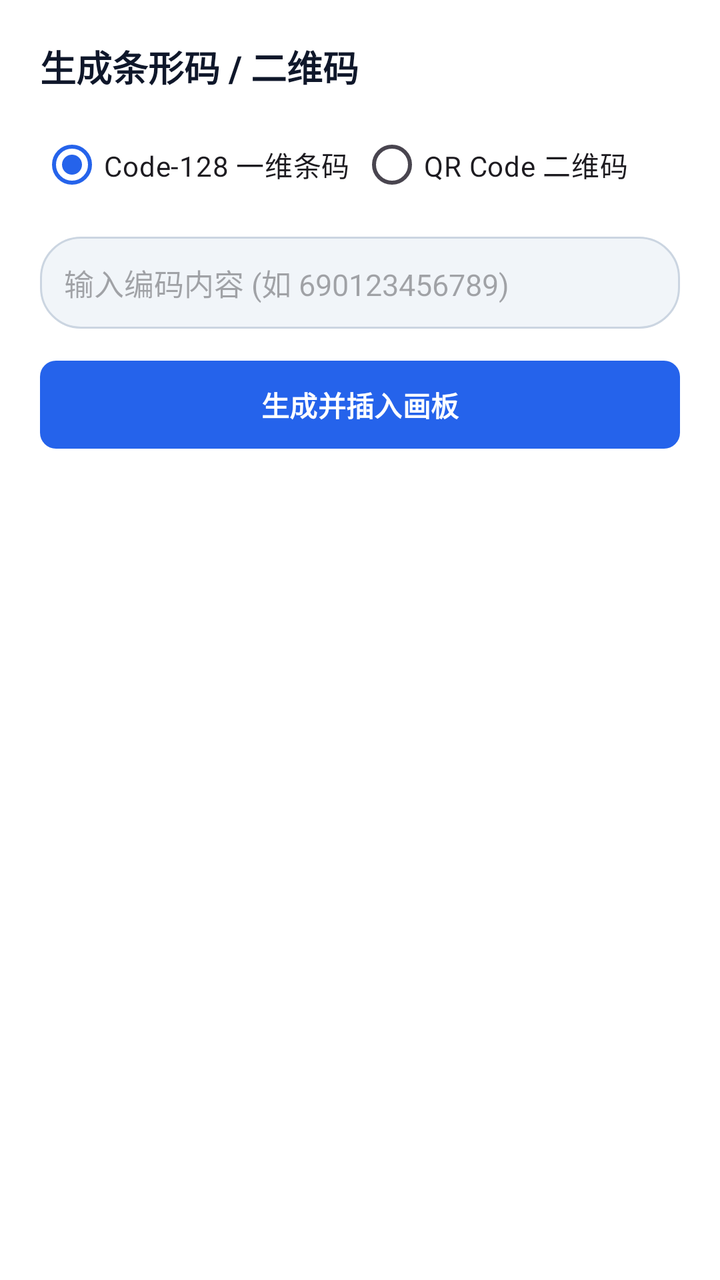
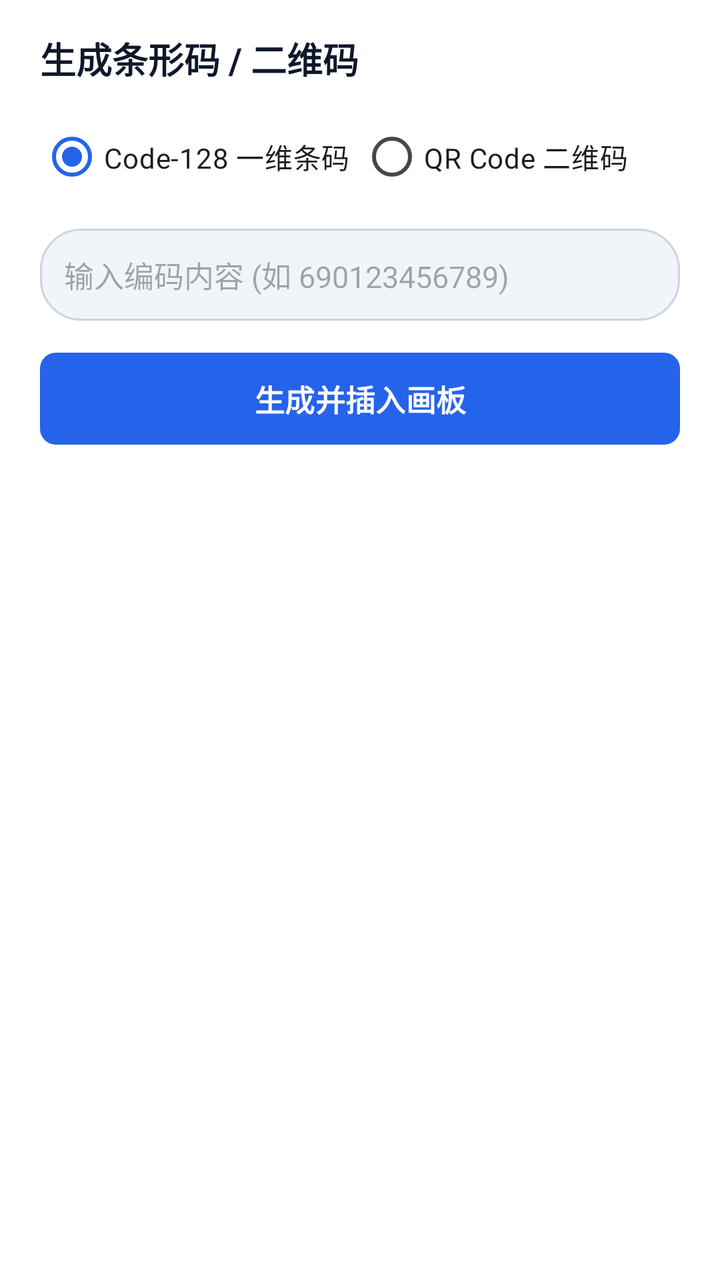

An Android layout rendered at two revisions. The XML below is the earlier revision; the diff shows what the commit changed to produce the second picture.
<!-- AndroidManifest.xml: application theme Theme.DeliPrinter -->
<!-- res/layout/dialog_barcode.xml -->
<?xml version="1.0" encoding="utf-8"?>
<LinearLayout
    xmlns:android="http://schemas.android.com/apk/res/android"
    android:layout_width="match_parent"
    android:layout_height="wrap_content"
    android:background="@color/bg_card"
    android:orientation="vertical"
    android:padding="20dp">

    <TextView
        android:layout_width="wrap_content"
        android:layout_height="wrap_content"
        android:text="生成条形码 / 二维码"
        android:textColor="@color/text_primary"
        android:textSize="18sp"
        android:textStyle="bold" />

    <RadioGroup
        android:id="@+id/rgBarcodeType"
        android:layout_width="match_parent"
        android:layout_height="wrap_content"
        android:layout_marginTop="12dp"
        android:checkedButton="@+id/rbTypeCode128"
        android:orientation="horizontal">

        <RadioButton
            android:id="@+id/rbTypeCode128"
            android:layout_width="0dp"
            android:layout_height="wrap_content"
            android:layout_weight="1"
            android:text="Code-128 一维条码" />

        <RadioButton
            android:id="@+id/rbTypeQr"
            android:layout_width="0dp"
            android:layout_height="wrap_content"
            android:layout_weight="1"
            android:text="QR Code 二维码" />
    </RadioGroup>

    <EditText
        android:id="@+id/etBarcodeContent"
        android:layout_width="match_parent"
        android:layout_height="wrap_content"
        android:layout_marginTop="12dp"
        android:background="@drawable/bg_pill"
        android:hint="输入编码内容 (如 690123456789)"
        android:padding="12dp"
        android:textColor="@color/text_primary"
        android:textSize="15sp" />

    <Button
        android:id="@+id/btnGenerateBarcode"
        android:layout_width="match_parent"
        android:layout_height="44dp"
        android:layout_marginTop="16dp"
        android:background="@drawable/bg_btn_primary"
        android:text="生成并插入画板"
        android:textColor="@color/white"
        android:textSize="14sp"
        android:textStyle="bold" />

</LinearLayout>
<!-- resources referenced by this layout -->
<resources>
  <color name="bg_card">#FFFFFF</color>
  <color name="text_primary">#0F172A</color>
  <color name="white">#FFFFFF</color>
  <!-- drawable bg_btn_primary (drawable) -->
  <?xml version="1.0" encoding="utf-8"?>
  <ripple xmlns:android="http://schemas.android.com/apk/res/android"
      android:color="#40FFFFFF">
      <item>
          <shape android:shape="rectangle">
              <solid android:color="@color/brand_primary" />
              <corners android:radius="8dp" />
          </shape>
      </item>
  </ripple>
  <!-- drawable bg_pill (drawable) -->
  <?xml version="1.0" encoding="utf-8"?>
  <shape xmlns:android="http://schemas.android.com/apk/res/android"
      android:shape="rectangle">
      <solid android:color="@color/bg_subtle" />
      <stroke
          android:width="1dp"
          android:color="@color/border_color" />
      <corners android:radius="20dp" />
      <padding
          android:bottom="4dp"
          android:left="10dp"
          android:right="10dp"
          android:top="4dp" />
  </shape>
  <style name="Theme.DeliPrinter" parent="Theme.Material3.Light.NoActionBar">
          <item name="colorPrimary">@color/brand_primary</item>
          <item name="colorPrimaryVariant">@color/brand_primary_dark</item>
          <item name="colorSecondary">@color/brand_accent</item>
          <item name="android:statusBarColor">@color/bg_app</item>
          <item name="android:windowLightStatusBar">true</item>
          <item name="android:windowBackground">@color/bg_app</item>
      </style>
  <color name="brand_primary">#2563EB</color>
  <color name="bg_subtle">#F1F5F9</color>
  <color name="border_color">#CBD5E1</color>
  <color name="brand_primary_dark">#1D4ED8</color>
  <color name="brand_accent">#0EA5E9</color>
  <color name="bg_app">#F8FAFC</color>
</resources>

<!-- the commit's change to res/layout/dialog_barcode.xml (unified diff, before → after) -->
@@ -1,63 +1,71 @@
 <?xml version="1.0" encoding="utf-8"?>
-<LinearLayout
+<androidx.core.widget.NestedScrollView
     xmlns:android="http://schemas.android.com/apk/res/android"
     android:layout_width="match_parent"
     android:layout_height="wrap_content"
-    android:background="@color/bg_card"
-    android:orientation="vertical"
-    android:padding="20dp">
+    android:fillViewport="true"
+    android:background="@color/bg_card">
 
-    <TextView
-        android:layout_width="wrap_content"
-        android:layout_height="wrap_content"
-        android:text="生成条形码 / 二维码"
-        android:textColor="@color/text_primary"
-        android:textSize="18sp"
-        android:textStyle="bold" />
-
-    <RadioGroup
-        android:id="@+id/rgBarcodeType"
+    <LinearLayout
         android:layout_width="match_parent"
         android:layout_height="wrap_content"
-        android:layout_marginTop="12dp"
-        android:checkedButton="@+id/rbTypeCode128"
-        android:orientation="horizontal">
+        android:orientation="vertical"
+        android:paddingHorizontal="20dp"
+        android:paddingTop="16dp"
+        android:paddingBottom="40dp">
 
-        <RadioButton
-            android:id="@+id/rbTypeCode128"
-            android:layout_width="0dp"
+        <TextView
+            android:layout_width="wrap_content"
             android:layout_height="wrap_content"
-            android:layout_weight="1"
-            android:text="Code-128 一维条码" />
+            android:text="生成条形码 / 二维码"
+            android:textColor="@color/text_primary"
+            android:textSize="18sp"
+            android:textStyle="bold" />
 
-        <RadioButton
-            android:id="@+id/rbTypeQr"
-            android:layout_width="0dp"
+        <RadioGroup
+            android:id="@+id/rgBarcodeType"
+            android:layout_width="match_parent"
             android:layout_height="wrap_content"
-            android:layout_weight="1"
-            android:text="QR Code 二维码" />
-    </RadioGroup>
+            android:layout_marginTop="12dp"
+            android:checkedButton="@+id/rbTypeCode128"
+            android:orientation="horizontal">
 
-    <EditText
-        android:id="@+id/etBarcodeContent"
-        android:layout_width="match_parent"
-        android:layout_height="wrap_content"
-        android:layout_marginTop="12dp"
-        android:background="@drawable/bg_pill"
-        android:hint="输入编码内容 (如 690123456789)"
-        android:padding="12dp"
-        android:textColor="@color/text_primary"
-        android:textSize="15sp" />
+            <RadioButton
+                android:id="@+id/rbTypeCode128"
+                android:layout_width="0dp"
+                android:layout_height="wrap_content"
+                android:layout_weight="1"
+                android:text="Code-128 一维条码" />
 
-    <Button
-        android:id="@+id/btnGenerateBarcode"
-        android:layout_width="match_parent"
-        android:layout_height="44dp"
-        android:layout_marginTop="16dp"
-        android:background="@drawable/bg_btn_primary"
-        android:text="生成并插入画板"
-        android:textColor="@color/white"
-        android:textSize="14sp"
-        android:textStyle="bold" />
+            <RadioButton
+                android:id="@+id/rbTypeQr"
+                android:layout_width="0dp"
+                android:layout_height="wrap_content"
+                android:layout_weight="1"
+                android:text="QR Code 二维码" />
+        </RadioGroup>
 
-</LinearLayout>
+        <EditText
+            android:id="@+id/etBarcodeContent"
+            android:layout_width="match_parent"
+            android:layout_height="wrap_content"
+            android:layout_marginTop="12dp"
+            android:background="@drawable/bg_pill"
+            android:hint="输入编码内容 (如 690123456789)"
+            android:padding="12dp"
+            android:textColor="@color/text_primary"
+            android:textSize="15sp" />
+
+        <Button
+            android:id="@+id/btnGenerateBarcode"
+            android:layout_width="match_parent"
+            android:layout_height="46dp"
+            android:layout_marginTop="16dp"
+            android:background="@drawable/bg_btn_primary"
+            android:text="生成并插入画板"
+            android:textColor="@color/white"
+            android:textSize="15sp"
+            android:textStyle="bold" />
+
+    </LinearLayout>
+</androidx.core.widget.NestedScrollView>
